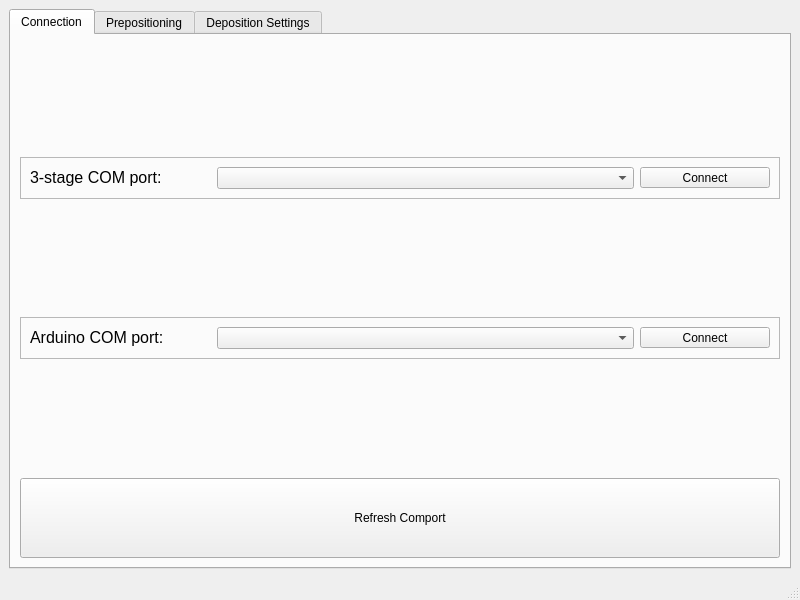
This is mainwindow.ui in KLDistance/NanoCVD as Qt 5 draws it before an edit. The edited form follows.
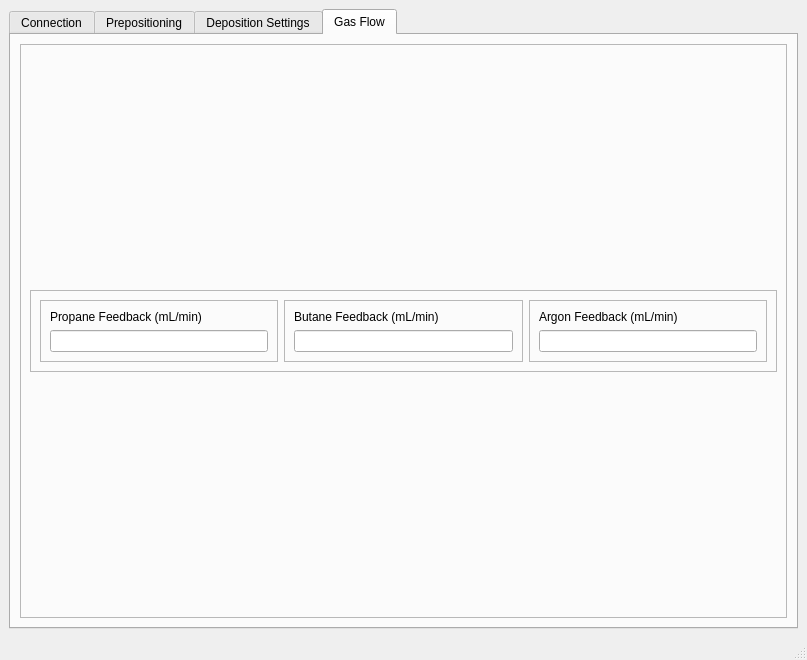
This is the edited form. The open tabs and pages were chosen to show the change.

What changed in the file:
```diff
--- a/mainwindow.ui
+++ b/mainwindow.ui
@@ -6,8 +6,8 @@
    <rect>
     <x>0</x>
     <y>0</y>
-    <width>800</width>
-    <height>600</height>
+    <width>807</width>
+    <height>660</height>
    </rect>
   </property>
   <property name="minimumSize">
@@ -212,6 +212,75 @@
           </property>
          </spacer>
         </item>
+        <item>
+         <widget class="QFrame" name="frame_flowmeterserial">
+          <property name="frameShape">
+           <enum>QFrame::StyledPanel</enum>
+          </property>
+          <property name="frameShadow">
+           <enum>QFrame::Raised</enum>
+          </property>
+          <layout class="QHBoxLayout" name="horizontalLayout_10">
+           <item>
+            <layout class="QHBoxLayout" name="layout_flowmeterserial">
+             <item>
+              <widget class="QLabel" name="label_flowmeter">
+               <property name="sizePolicy">
+                <sizepolicy hsizetype="Fixed" vsizetype="Fixed">
+                 <horstretch>0</horstretch>
+                 <verstretch>0</verstretch>
+                </sizepolicy>
+               </property>
+               <property name="font">
+                <font>
+                 <pointsize>12</pointsize>
+                </font>
+               </property>
+               <property name="text">
+                <string>Flowmeter COM port:</string>
+               </property>
+              </widget>
+             </item>
+             <item>
+              <widget class="QComboBox" name="cbox_flowmeterports"/>
+             </item>
+             <item>
+              <widget class="QPushButton" name="btn_flowmeter">
+               <property name="sizePolicy">
+                <sizepolicy hsizetype="Fixed" vsizetype="Fixed">
+                 <horstretch>0</horstretch>
+                 <verstretch>0</verstretch>
+                </sizepolicy>
+               </property>
+               <property name="minimumSize">
+                <size>
+                 <width>130</width>
+                 <height>21</height>
+                </size>
+               </property>
+               <property name="text">
+                <string>Connect</string>
+               </property>
+              </widget>
+             </item>
+            </layout>
+           </item>
+          </layout>
+         </widget>
+        </item>
+        <item>
+         <spacer name="verticalSpacer_12">
+          <property name="orientation">
+           <enum>Qt::Vertical</enum>
+          </property>
+          <property name="sizeHint" stdset="0">
+           <size>
+            <width>20</width>
+            <height>40</height>
+           </size>
+          </property>
+         </spacer>
+        </item>
         <item>
          <widget class="QPushButton" name="btn_refreshcomport">
           <property name="sizePolicy">
@@ -1527,6 +1596,145 @@
         </item>
        </layout>
       </widget>
+      <widget class="QWidget" name="tab_gasflow">
+       <attribute name="title">
+        <string>Gas Flow</string>
+       </attribute>
+       <layout class="QVBoxLayout" name="verticalLayout_19">
+        <item>
+         <widget class="QFrame" name="frame_flowrate">
+          <property name="frameShape">
+           <enum>QFrame::StyledPanel</enum>
+          </property>
+          <property name="frameShadow">
+           <enum>QFrame::Raised</enum>
+          </property>
+          <layout class="QVBoxLayout" name="verticalLayout_21">
+           <item>
+            <layout class="QVBoxLayout" name="verticalLayout_20">
+             <item>
+              <spacer name="verticalSpacer_13">
+               <property name="orientation">
+                <enum>Qt::Vertical</enum>
+               </property>
+               <property name="sizeHint" stdset="0">
+                <size>
+                 <width>20</width>
+                 <height>40</height>
+                </size>
+               </property>
+              </spacer>
+             </item>
+             <item>
+              <widget class="QFrame" name="frame_2">
+               <property name="frameShape">
+                <enum>QFrame::StyledPanel</enum>
+               </property>
+               <property name="frameShadow">
+                <enum>QFrame::Raised</enum>
+               </property>
+               <layout class="QHBoxLayout" name="horizontalLayout_11">
+                <item>
+                 <widget class="QFrame" name="frame_4">
+                  <property name="frameShape">
+                   <enum>QFrame::StyledPanel</enum>
+                  </property>
+                  <property name="frameShadow">
+                   <enum>QFrame::Raised</enum>
+                  </property>
+                  <layout class="QVBoxLayout" name="verticalLayout_22">
+                   <item>
+                    <widget class="QLabel" name="label_propaneflow">
+                     <property name="text">
+                      <string>Propane Feedback (mL/min)</string>
+                     </property>
+                    </widget>
+                   </item>
+                   <item>
+                    <widget class="QLineEdit" name="indicator_propaneflow">
+                     <property name="readOnly">
+                      <bool>true</bool>
+                     </property>
+                    </widget>
+                   </item>
+                  </layout>
+                 </widget>
+                </item>
+                <item>
+                 <widget class="QFrame" name="frame_5">
+                  <property name="frameShape">
+                   <enum>QFrame::StyledPanel</enum>
+                  </property>
+                  <property name="frameShadow">
+                   <enum>QFrame::Raised</enum>
+                  </property>
+                  <layout class="QVBoxLayout" name="verticalLayout_24">
+                   <item>
+                    <widget class="QLabel" name="label_butaneflow">
+                     <property name="text">
+                      <string>Butane Feedback (mL/min)</string>
+                     </property>
+                    </widget>
+                   </item>
+                   <item>
+                    <widget class="QLineEdit" name="indicator_butaneflow">
+                     <property name="readOnly">
+                      <bool>true</bool>
+                     </property>
+                    </widget>
+                   </item>
+                  </layout>
+                 </widget>
+                </item>
+                <item>
+                 <widget class="QFrame" name="frame_3">
+                  <property name="frameShape">
+                   <enum>QFrame::StyledPanel</enum>
+                  </property>
+                  <property name="frameShadow">
+                   <enum>QFrame::Raised</enum>
+                  </property>
+                  <layout class="QVBoxLayout" name="verticalLayout_23">
+                   <item>
+                    <widget class="QLabel" name="label_argonflow">
+                     <property name="text">
+                      <string>Argon Feedback (mL/min)</string>
+                     </property>
+                    </widget>
+                   </item>
+                   <item>
+                    <widget class="QLineEdit" name="indicator_argonflow">
+                     <property name="readOnly">
+                      <bool>true</bool>
+                     </property>
+                    </widget>
+                   </item>
+                  </layout>
+                 </widget>
+                </item>
+               </layout>
+              </widget>
+             </item>
+             <item>
+              <spacer name="verticalSpacer_14">
+               <property name="orientation">
+                <enum>Qt::Vertical</enum>
+               </property>
+               <property name="sizeHint" stdset="0">
+                <size>
+                 <width>20</width>
+                 <height>40</height>
+                </size>
+               </property>
+              </spacer>
+             </item>
+            </layout>
+           </item>
+          </layout>
+         </widget>
+        </item>
+       </layout>
+      </widget>
      </widget>
     </item>
    </layout>
```
Left out of the diff: 8 changed lines with no effect on the pictures.
